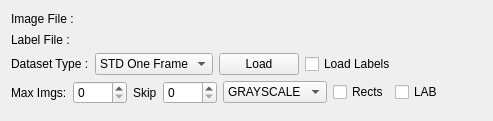
Qt form util/ReaderGUI.ui (Boazrciasn/RDFramework) before a commit.
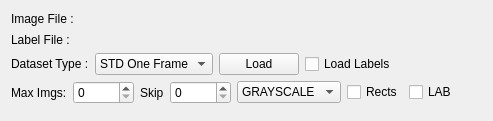
The same form after that commit.

The edit to the form file:
```diff
--- a/util/ReaderGUI.ui
+++ b/util/ReaderGUI.ui
@@ -136,7 +136,7 @@
      <item>
       <widget class="QSpinBox" name="max_img_load_spinBox">
        <property name="maximum">
-        <number>1000</number>
+        <number>10000</number>
        </property>
        <property name="singleStep">
         <number>100</number>
@@ -153,7 +153,7 @@
      <item>
       <widget class="QSpinBox" name="skip_img_load_spinBox">
        <property name="maximum">
-        <number>1000</number>
+        <number>10000</number>
        </property>
        <property name="singleStep">
         <number>100</number>
```
